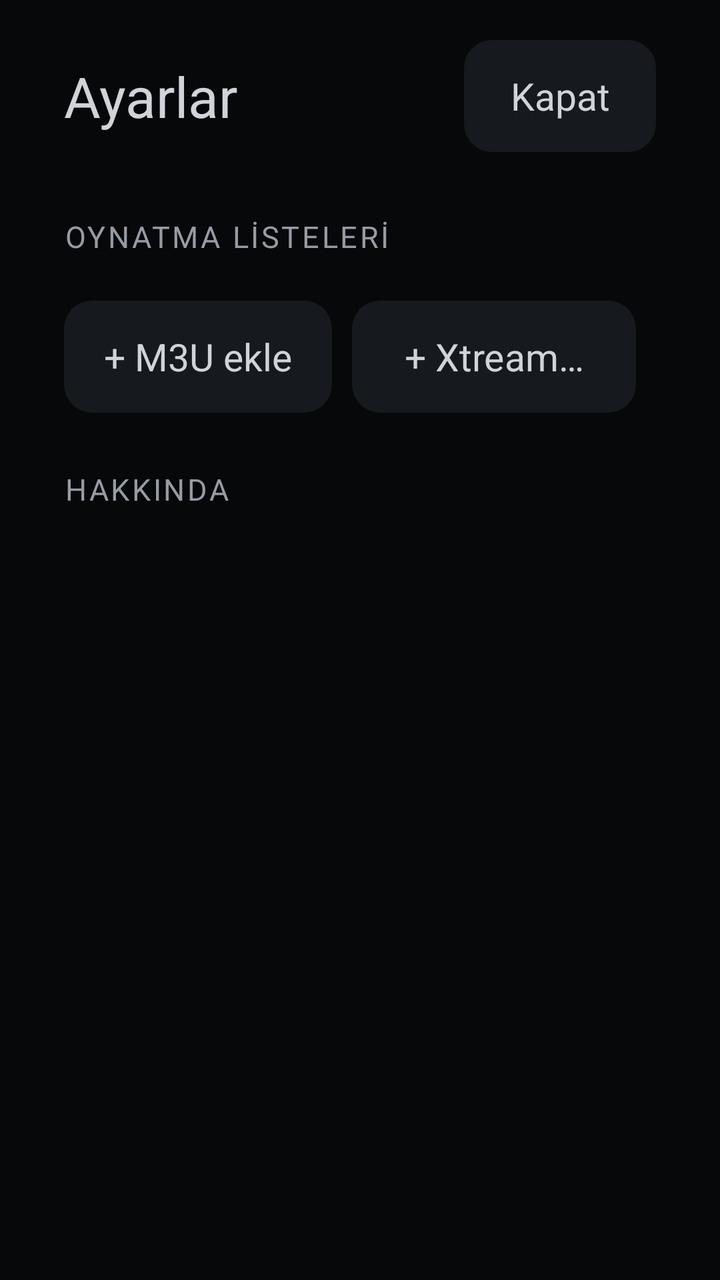
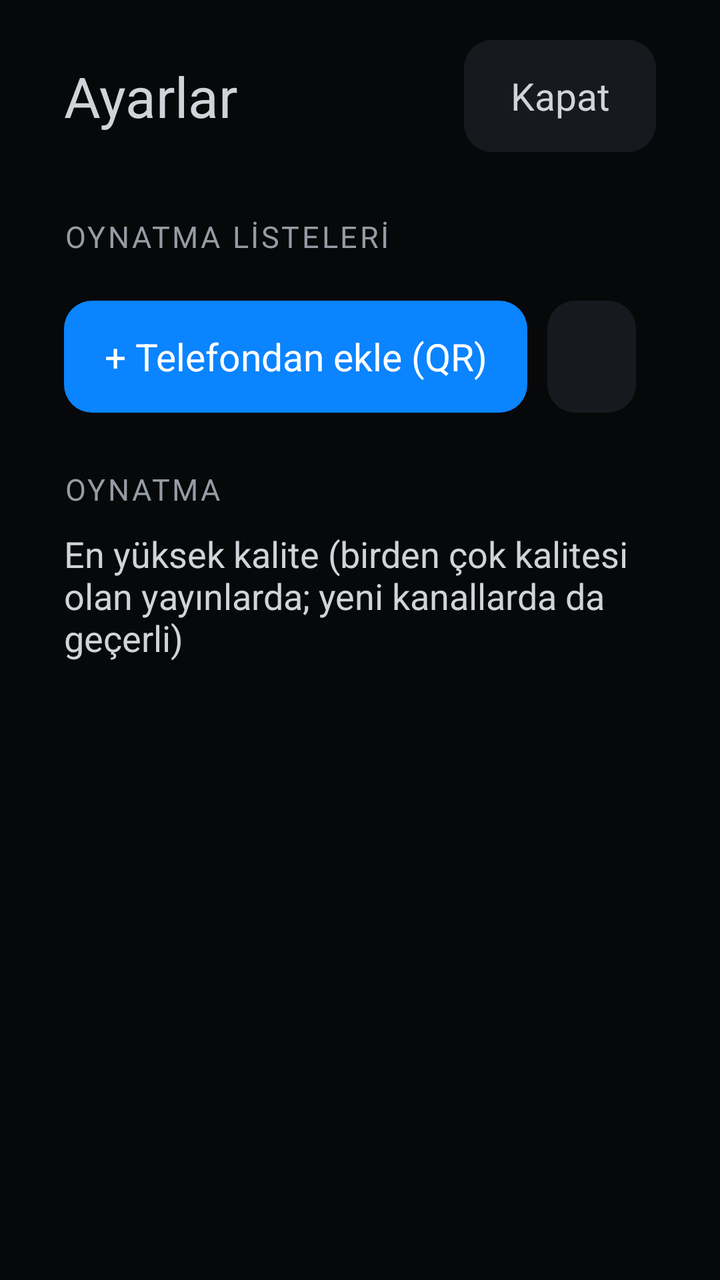

Before-and-after screenshots of an Android layout around one commit, followed by the original layout XML and the change that was made.
<!-- AndroidManifest.xml: application theme Tv -->
<!-- res/layout/panel_settings.xml -->
<?xml version="1.0" encoding="utf-8"?>
<ScrollView xmlns:android="http://schemas.android.com/apk/res/android"
    android:layout_width="match_parent"
    android:layout_height="match_parent"
    android:background="@color/page"
    android:clickable="true"
    android:fillViewport="true">

    <LinearLayout
        android:layout_width="match_parent"
        android:layout_height="wrap_content"
        android:orientation="vertical"
        android:paddingStart="32dp"
        android:paddingTop="16dp"
        android:paddingEnd="32dp"
        android:paddingBottom="32dp">

        <LinearLayout
            android:layout_width="match_parent"
            android:layout_height="64dp"
            android:gravity="center_vertical"
            android:orientation="horizontal">

            <TextView
                android:layout_width="0dp"
                android:layout_height="wrap_content"
                android:layout_weight="1"
                android:text="@string/settings"
                android:textColor="@color/text"
                android:textSize="28sp" />

            <TextView android:id="@+id/sClose" style="@style/Chip" android:layout_marginEnd="0dp" android:text="@string/close" />
        </LinearLayout>

        <TextView style="@style/Section" android:text="@string/s_playlists" />

        <LinearLayout
            android:id="@+id/sources"
            android:layout_width="match_parent"
            android:layout_height="wrap_content"
            android:orientation="vertical" />

        <LinearLayout
            android:layout_width="match_parent"
            android:layout_height="wrap_content"
            android:layout_marginTop="12dp"
            android:orientation="horizontal">

            <TextView android:id="@+id/addM3u" style="@style/Chip" android:text="@string/add_m3u" />
            <TextView android:id="@+id/addXtream" style="@style/Chip" android:text="@string/add_xtream" />
        </LinearLayout>

        <LinearLayout
            android:id="@+id/form"
            android:layout_width="720dp"
            android:layout_height="wrap_content"
            android:layout_marginTop="16dp"
            android:background="@drawable/bg_pane"
            android:orientation="vertical"
            android:padding="20dp"
            android:visibility="gone">

            <TextView
                android:id="@+id/fTitle"
                android:layout_width="wrap_content"
                android:layout_height="wrap_content"
                android:textColor="@color/text"
                android:textSize="21sp" />

            <EditText android:id="@+id/fName" style="@style/Field" android:hint="@string/f_name" android:inputType="textCapSentences" />
            <EditText android:id="@+id/fUrl" style="@style/Field" android:hint="@string/f_m3u" android:inputType="textUri" />
            <EditText android:id="@+id/fUser" style="@style/Field" android:hint="@string/f_user" android:inputType="text" />
            <EditText android:id="@+id/fPass" style="@style/Field" android:hint="@string/f_pass" android:inputType="textPassword" />
            <EditText android:id="@+id/fEpg" style="@style/Field" android:hint="@string/f_epg" android:imeOptions="flagNoExtractUi|actionDone" android:inputType="textUri" />

            <TextView
                android:id="@+id/fError"
                android:layout_width="wrap_content"
                android:layout_height="wrap_content"
                android:layout_marginTop="10dp"
                android:textColor="@color/danger"
                android:textSize="17sp"
                android:visibility="gone" />

            
            <LinearLayout
                android:layout_width="match_parent"
                android:layout_height="wrap_content"
                android:layout_marginTop="16dp"
                android:orientation="horizontal">

                <TextView android:id="@+id/fCancel" style="@style/Chip" android:text="@string/cancel" />

                <View
                    android:layout_width="0dp"
                    android:layout_height="1dp"
                    android:layout_weight="1" />

                <TextView android:id="@+id/fSave" style="@style/Primary" android:layout_marginEnd="0dp" android:text="@string/save" />
            </LinearLayout>
        </LinearLayout>

        <TextView style="@style/Section" android:text="@string/s_about" />

        <TextView
            android:id="@+id/about"
            android:layout_width="wrap_content"
            android:layout_height="wrap_content"
            android:lineSpacingExtra="4dp"
            android:textColor="@color/text2"
            android:textSize="17sp" />
    </LinearLayout>
</ScrollView>
<!-- resources referenced by this layout -->
<resources>
  <color name="danger">#FF453A</color>
  <color name="page">#07080A</color>
  <color name="text">#D0D4D9</color>
  <color name="text2">#969CA4</color>
  <!-- drawable bg_pane (drawable) -->
  <?xml version="1.0" encoding="utf-8"?>
  <shape xmlns:android="http://schemas.android.com/apk/res/android">
      <solid android:color="@color/pane" />
      <corners android:radius="18dp" />
  </shape>
  <string name="add_m3u">+ M3U ekle</string>
  <string name="add_xtream">+ Xtream ekle</string>
  <string name="cancel">Vazgeç</string>
  <string name="close">Kapat</string>
  <string name="f_epg">EPG (XMLTV) adresi — isteğe bağlı</string>
  <string name="f_m3u">M3U adresi (http/https)</string>
  <string name="f_name">Ad</string>
  <string name="f_pass">Şifre</string>
  <string name="f_user">Kullanıcı adı</string>
  <string name="s_about">HAKKINDA</string>
  <string name="s_playlists">OYNATMA LİSTELERİ</string>
  <string name="save">Kaydet</string>
  <string name="settings">Ayarlar</string>
  <style name="Primary" parent="Chip">
          <item name="android:background">@drawable/bg_primary</item>
          <item name="android:textColor">#FFFFFF</item>
      </style>
  <style name="Section">
          <item name="android:layout_width">wrap_content</item>
          <item name="android:layout_height">wrap_content</item>
          <item name="android:layout_marginTop">28dp</item>
          <item name="android:layout_marginBottom">10dp</item>
          <item name="android:textSize">15sp</item>
          <item name="android:letterSpacing">0.08</item>
          <item name="android:textColor">@color/text2</item>
      </style>
  <color name="pane">#0E1014</color>
  <!-- drawable bg_chip (drawable) -->
  <?xml version="1.0" encoding="utf-8"?>
  <selector xmlns:android="http://schemas.android.com/apk/res/android">
      <item android:state_pressed="true"><shape><solid android:color="@color/card_hi" /><corners android:radius="14dp" /></shape></item>
      <item android:state_activated="true"><shape><solid android:color="@color/accent" /><corners android:radius="14dp" /></shape></item>
      <item><shape><solid android:color="@color/card" /><corners android:radius="14dp" /></shape></item>
  </selector>
  <!-- drawable bg_field (drawable) -->
  <?xml version="1.0" encoding="utf-8"?>
  <selector xmlns:android="http://schemas.android.com/apk/res/android">
      <item android:state_focused="true"><shape><solid android:color="@color/card" /><stroke android:width="2dp" android:color="@color/accent" /><corners android:radius="14dp" /></shape></item>
      <item><shape><solid android:color="@color/card" /><corners android:radius="14dp" /></shape></item>
  </selector>
  <!-- drawable bg_primary (drawable) -->
  <?xml version="1.0" encoding="utf-8"?>
  <selector xmlns:android="http://schemas.android.com/apk/res/android">
      <item android:state_pressed="true"><shape><solid android:color="@color/accent_dim" /><corners android:radius="14dp" /></shape></item>
      <item><shape><solid android:color="@color/accent" /><corners android:radius="14dp" /></shape></item>
  </selector>
  <color name="accent">#0A84FF</color>
  <color name="card_hi">#22262D</color>
  <color name="card">#16191E</color>
  <color name="accent_dim">#173A63</color>
  <!-- unchanged entries left out for length: 3 -->
</resources>

<!-- the commit's change to res/layout/panel_settings.xml (unified diff, before → after) -->
@@ -46,8 +46,62 @@
             android:layout_marginTop="12dp"
             android:orientation="horizontal">
 
+            <TextView android:id="@+id/addPhone" style="@style/Primary" android:text="@string/add_phone" />
             <TextView android:id="@+id/addM3u" style="@style/Chip" android:text="@string/add_m3u" />
             <TextView android:id="@+id/addXtream" style="@style/Chip" android:text="@string/add_xtream" />
+        </LinearLayout>
+
+        <LinearLayout
+            android:id="@+id/qr"
+            android:layout_width="720dp"
+            android:layout_height="wrap_content"
+            android:layout_marginTop="16dp"
+            android:background="@drawable/bg_pane"
+            android:gravity="center_vertical"
+            android:orientation="horizontal"
+            android:padding="20dp"
+            android:visibility="gone">
+
+            <ImageView
+                android:id="@+id/qrImage"
+                android:layout_width="220dp"
+                android:layout_height="220dp"
+                android:contentDescription="@string/qr_title"
+                android:scaleType="fitCenter" />
+
+            <LinearLayout
+                android:layout_width="0dp"
+                android:layout_height="wrap_content"
+                android:layout_marginStart="20dp"
+                android:layout_weight="1"
+                android:orientation="vertical">
+
+                <TextView
+                    android:layout_width="wrap_content"
+                    android:layout_height="wrap_content"
+                    android:text="@string/qr_title"
+                    android:textColor="@color/text"
+                    android:textSize="21sp" />
+
+                <TextView
+                    android:id="@+id/qrUrl"
+                    android:layout_width="wrap_content"
+                    android:layout_height="wrap_content"
+                    android:layout_marginTop="8dp"
+                    android:textColor="@color/accent"
+                    android:textSize="17sp" />
+
+                <TextView
+                    android:id="@+id/qrNote"
+                    android:layout_width="wrap_content"
+                    android:layout_height="wrap_content"
+                    android:layout_marginTop="8dp"
+                    android:text="@string/qr_note"
+                    android:textColor="@color/text2"
+                    android:textSize="16sp" />
+
+                <TextView android:id="@+id/qrClose" style="@style/Chip" android:layout_marginTop="12dp" android:text="@string/close" />
+            </LinearLayout>
         </LinearLayout>
 
         <LinearLayout
@@ -71,6 +125,7 @@
             <EditText android:id="@+id/fUrl" style="@style/Field" android:hint="@string/f_m3u" android:inputType="textUri" />
             <EditText android:id="@+id/fUser" style="@style/Field" android:hint="@string/f_user" android:inputType="text" />
             <EditText android:id="@+id/fPass" style="@style/Field" android:hint="@string/f_pass" android:inputType="textPassword" />
+            <EditText android:id="@+id/fAlt" style="@style/Field" android:hint="@string/f_alt" android:inputType="textUri" />
             <EditText android:id="@+id/fEpg" style="@style/Field" android:hint="@string/f_epg" android:imeOptions="flagNoExtractUi|actionDone" android:inputType="textUri" />
 
             <TextView
@@ -100,14 +155,20 @@
             </LinearLayout>
         </LinearLayout>
 
-        <TextView style="@style/Section" android:text="@string/s_about" />
+        <TextView style="@style/Section" android:text="@string/s_playback" />
 
         <TextView
-            android:id="@+id/about"
             android:layout_width="wrap_content"
             android:layout_height="wrap_content"
-            android:lineSpacingExtra="4dp"
-            android:textColor="@color/text2"
-            android:textSize="17sp" />
+            android:layout_marginBottom="10dp"
+            android:text="@string/max_quality_hint"
+            android:textColor="@color/text"
+            android:textSize="18sp" />
+
+        <LinearLayout
+            android:id="@+id/qualityChips"
+            android:layout_width="match_parent"
+            android:layout_height="wrap_content"
+            android:orientation="horizontal" />
     </LinearLayout>
 </ScrollView>
<!-- resource entries referenced after the edit -->
@@ -10,16 +10,21 @@
       <solid android:color="@color/pane" />
       <corners android:radius="18dp" />
   </shape>
-  <string name="add_m3u">+ M3U ekle</string>
-  <string name="add_xtream">+ Xtream ekle</string>
+  <string name="add_m3u">+ Akıllı Bağlantı / M3U</string>
+  <string name="add_phone">+ Telefondan ekle (QR)</string>
+  <string name="add_xtream">+ Sunucu bilgileri (Xtream)</string>
   <string name="cancel">Vazgeç</string>
   <string name="close">Kapat</string>
+  <string name="f_alt">Alternatif sunucu — isteğe bağlı</string>
   <string name="f_epg">EPG (XMLTV) adresi — isteğe bağlı</string>
   <string name="f_m3u">M3U adresi (http/https)</string>
   <string name="f_name">Ad</string>
   <string name="f_pass">Şifre</string>
   <string name="f_user">Kullanıcı adı</string>
-  <string name="s_about">HAKKINDA</string>
+  <string name="max_quality_hint">En yüksek kalite (birden çok kalitesi olan yayınlarda; yeni kanallarda da geçerli)</string>
+  <string name="qr_note">Araç telefonun hotspot\'una bağlıyken açılan sayfada Akıllı Bağlantı ya da Sunucu bilgileri girin. Sayfa tek kullanımlıktır; bu ekran kapanınca ya da 10 dk sonra kapanır.</string>
+  <string name="qr_title">Telefonun kamerasıyla QR kodu okutun</string>
+  <string name="s_playback">OYNATMA</string>
   <string name="s_playlists">OYNATMA LİSTELERİ</string>
   <string name="save">Kaydet</string>
   <string name="settings">Ayarlar</string>
